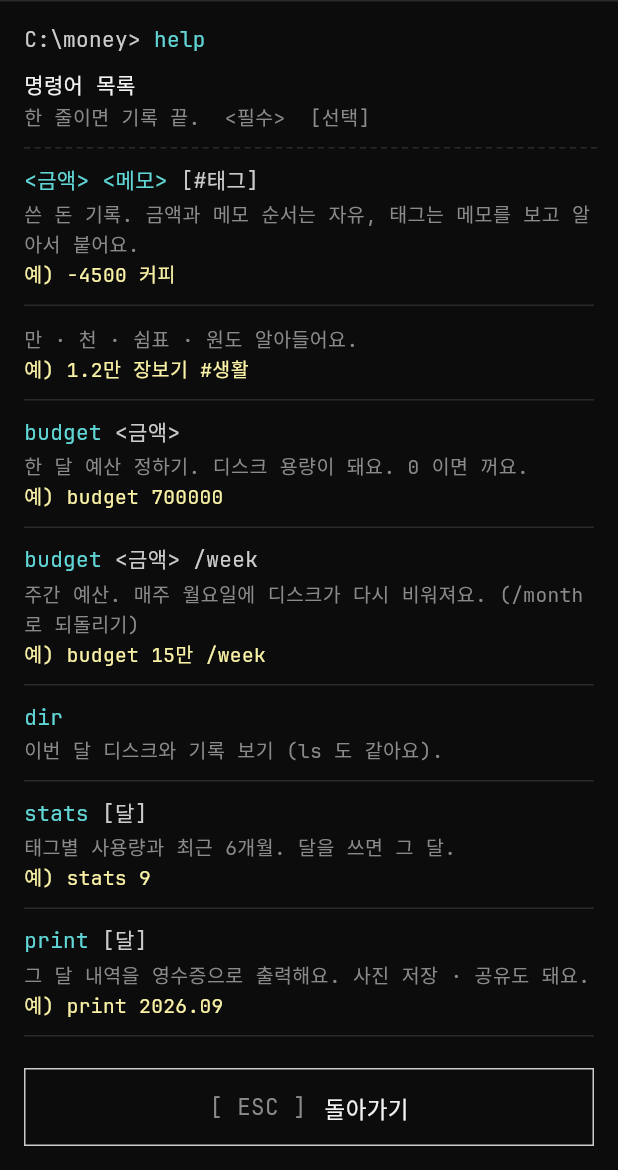
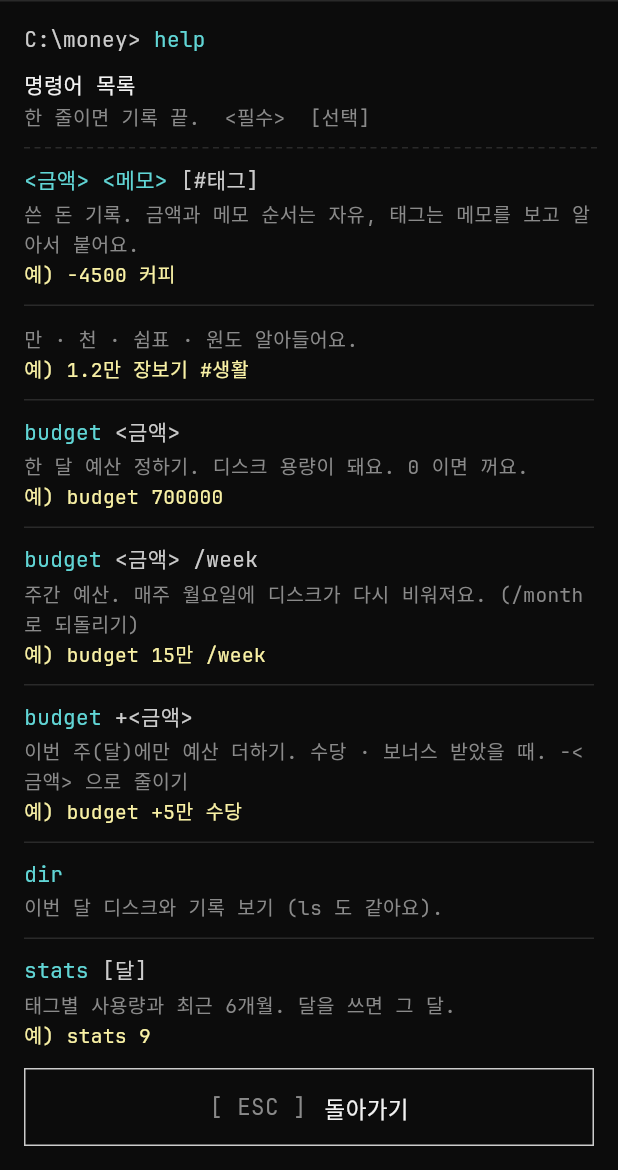
Before and after one commit to isla0x/money-exe, a Flutter app: the StatsScreen screen opened directly with empty values, after a tap on "help", on a phone screen of 412 x 824 dp, the part 66-1236 px from its top. Run offline on Flutter 3.47's test engine with Material 3 defaults, Android fonts, the phone set to English and light mode, and no system bars; our stand-ins replace in_app_purchase, share_plus, shared_preferences; missing offline and left inert: gal, home_widget; accounts and stored records are empty.

Commit message:
추가 예산: budget +5만 으로 이번 주(달)에만 예산 더하기
- 다음 주기엔 기본 예산으로 돌아감, budget -2만 으로 추가분 줄이기
- 디스크 상자에 기본 + 추가 표시, 영수증 · 통계 · 위젯에도 반영
- 위젯은 주기가 지나면 base(기본 예산)로

Co-Authored-By: Claude Opus 5.5 <noreply@anthropic.com>
Claude-Session: https://claude.ai/code/session_017iZMWYbGKXjhd5bZRMzdGV

```diff
--- a/lib/logic/commands.dart
+++ b/lib/logic/commands.dart
@@ -143,7 +143,10 @@ CommandResult runCommand(MoneyData d, String raw, DateTime now) {
   }
 
   if (s.startsWith('+')) {
-    return reply(const [LogLine(LogKind.err, 'money.exe 는 쓴 돈만 기록해요. 금액 앞에 - 를 붙이거나 그냥 숫자만 써 주세요.')]);
+    return reply([
+      const LogLine(LogKind.err, 'money.exe 는 쓴 돈만 기록해요. 금액 앞에 - 를 붙이거나 그냥 숫자만 써 주세요.'),
+      LogLine(LogKind.info, '이번 ${d.period == Period.week ? '주' : '달'} 예산을 늘리려면: budget $s'),
+    ]);
   }
 
   // 금액이 들어 있으면 지출 기록. "-" 붙은 금액을 먼저, 없으면 처음 나온 숫자.
@@ -189,6 +192,8 @@ const _weekWords = {'/week', 'week', '/w', '주', '/주', '주간', '매주', '
 const _monthWords = {'/month', 'month', '/m', '월', '/월', '달', '월간', '매달', '한달'};
 
 CommandResult _budget(MoneyData d, String arg, DateTime now, LogLine echo) {
+  final first = arg.split(RegExp(r'\s+')).first;
+  if (first.startsWith('+') || (first.startsWith('-') && first.length > 1)) return _extra(d, arg, now, echo);
   // "budget 150000 /week" "budget 주간 15만" "budget 700000" (주기를 안 쓰면 지금 주기 그대로)
   Period? period;
   final rest = <String>[];
@@ -205,6 +210,7 @@ CommandResult _budget(MoneyData d, String arg, DateTime now, LogLine echo) {
   final a = rest.join();
   String name(Period p) => p == Period.week ? '주간' : '한 달';
   if (a.isEmpty && period == null) {
+    final disk = Disk.of(d, now);
     return CommandResult(d, [
       echo,
       LogLine(
@@ -215,7 +221,10 @@ CommandResult _budget(MoneyData d, String arg, DateTime now, LogLine echo) {
                 ? '주간 예산: ${won(d.budget)}원 (매주 월요일에 다시 차요)'
                 : '한 달 예산: ${won(d.budget)}원',
       ),
+      if (disk.extra > 0)
+        LogLine(LogKind.info, '${disk.periodName} 추가 예산 +${won(disk.extra)}원 → ${disk.periodName} ${won(disk.budget)}원'),
       const LogLine(LogKind.info, '바꾸려면: budget 700000  ·  주간: budget 150000 /week  ·  끄기: budget 0'),
+      const LogLine(LogKind.info, '이번 주기에만 더하기: budget +50000  ·  줄이기: budget -50000'),
     ]);
   }
   final b = a.isEmpty ? d.budget : parseAmount(a);
@@ -230,6 +239,50 @@ CommandResult _budget(MoneyData d, String arg, DateTime now, LogLine echo) {
     echo,
     LogLine(LogKind.ok, '✓ ${name(data.period)} 예산을 ${won(b)}원으로 정했어요 · $tail'),
     if (data.period == Period.week) const LogLine(LogKind.info, '매주 월요일에 디스크가 다시 비워져요.'),
+  ]);
+}
+
+/// "budget +5만 수당" → 이번 주기(이번 주 또는 이번 달)에만 예산을 더한다. "budget -2만" 은 더한 만큼에서 뺀다.
+CommandResult _extra(MoneyData d, String arg, DateTime now, LogLine echo) {
+  final parts = arg.split(RegExp(r'\s+'));
+  final sign = parts.first.startsWith('-') ? -1 : 1;
+  final amount = parseAmount(parts.first.substring(1));
+  final note = parts.skip(1).join(' ').trim();
+  CommandResult err(String m) => CommandResult(d, [echo, LogLine(LogKind.err, m)]);
+  if (amount == null || amount <= 0 || amount > maxAmount) return err("금액을 알 수 없어요: '$arg' (예: budget +50000)");
+  if (d.budget <= 0) {
+    return err('먼저 기본 예산을 정해 주세요. (예: budget 5만 /week)');
+  }
+  final before = Disk.of(d, now);
+  final key = periodKey(d.period, before.start);
+  final cur = before.extra;
+  if (sign < 0 && cur <= 0) return err('${before.periodName}에 추가한 예산이 없어요.');
+  final next = (cur + sign * amount).clamp(0, maxAmount).toInt();
+  final extras = {...d.extras}..remove(key);
+  if (next > 0) extras[key] = next;
+  // 오래된 주기는 정리 (최근 것만 남긴다)
+  if (extras.length > 60) {
+    final keys = extras.keys.toList()..sort();
+    for (final k in keys.take(extras.length - 60)) {
+      extras.remove(k);
+    }
+  }
+  final data = d.copyWith(extras: extras);
+  final after = Disk.of(data, now);
+  final tail = after.free >= 0 ? '여유 ${won(after.free)}원' : '${won(-after.free)}원 초과';
+  final what = note.isEmpty ? '' : ' ($note)';
+  return CommandResult(data, [
+    echo,
+    LogLine(
+      LogKind.ok,
+      sign > 0
+          ? '✓ ${after.periodName} 예산 +${won(amount)}원$what → ${won(after.budget)}원 · $tail'
+          : '✓ ${after.periodName} 추가 예산 -${won(cur - next)}원 → ${won(after.budget)}원 · $tail',
+    ),
+    LogLine(
+      LogKind.info,
+      d.period == Period.week ? '추가 예산은 이번 주에만. 다음 주엔 다시 ${won(d.budget)}원이에요.' : '추가 예산은 이번 달에만. 다음 달엔 다시 ${won(d.budget)}원이에요.',
+    ),
   ]);
 }
 
--- a/lib/logic/money.dart
+++ b/lib/logic/money.dart
@@ -14,6 +14,7 @@ class MoneyData {
     required this.nextId,
     this.period = Period.month,
     this.mode = 'auto',
+    this.extras = const {},
   });
 
   factory MoneyData.initial() => const MoneyData(entries: [], budget: 0, nextId: 1);
@@ -29,12 +30,24 @@ class MoneyData {
   /// 화면 밝기: auto(폰 설정을 따름) | light | dark
   final String mode;
 
-  MoneyData copyWith({List<Entry>? entries, int? budget, int? nextId, Period? period, String? mode}) => MoneyData(
+  /// 그 주기에만 더한 추가 예산 (수당 · 보너스). 키는 [periodKey]. 다음 주기엔 다시 [budget] 만.
+  final Map<String, int> extras;
+
+  MoneyData copyWith({
+    List<Entry>? entries,
+    int? budget,
+    int? nextId,
+    Period? period,
+    String? mode,
+    Map<String, int>? extras,
+  }) =>
+      MoneyData(
         entries: entries ?? this.entries,
         budget: budget ?? this.budget,
         nextId: nextId ?? this.nextId,
         period: period ?? this.period,
         mode: mode ?? this.mode,
+        extras: extras ?? this.extras,
       );
 
   Map<String, dynamic> toJson() => {
@@ -44,6 +57,7 @@ class MoneyData {
         'period': period.name,
         'mode': mode,
         'nextId': nextId,
+        'extras': extras,
       };
 
   factory MoneyData.fromJson(Map<String, dynamic> j) {
@@ -60,6 +74,10 @@ class MoneyData {
       nextId: next,
       period: j['period'] == 'week' ? Period.week : Period.month,
       mode: modeIds.contains(j['mode']) ? j['mode'] as String : 'auto',
+      extras: {
+        for (final e in (j['extras'] as Map? ?? const {}).entries)
+          if (e.value is num && (e.value as num) > 0) e.key.toString(): (e.value as num).toInt(),
+      },
     );
   }
 }
@@ -133,6 +151,17 @@ int sumOf(Iterable<Entry> list) => list.fold(0, (s, e) => s + e.amount);
 
 // ---------------------------------------------------------------- 디스크 (= 예산)
 
+/// 추가 예산을 붙이는 주기 이름. 주간: w2026-09-21 (그 주 월요일) · 한 달: m2026-09
+String periodKey(Period p, DateTime start) =>
+    p == Period.week ? 'w${start.year}-${two(start.month)}-${two(start.day)}' : 'm${start.year}-${two(start.month)}';
+
+/// 그 주기에 더한 추가 예산. 기본 예산이 없으면 0.
+int extraFor(MoneyData d, Period p, DateTime start) => d.budget <= 0 ? 0 : d.extras[periodKey(p, start)] ?? 0;
+
+/// 한 달 예산일 때 그 달 예산 (기본 + 그 달 추가). 통계 · 영수증용.
+int monthBudget(MoneyData d, DateTime month) =>
+    d.budget <= 0 || d.period != Period.month ? 0 : d.budget + extraFor(d, Period.month, monthOf(month));
+
 enum DiskLevel {
   /// 예산을 아직 안 정했다
   none,
@@ -158,6 +187,7 @@ class Disk {
     required this.daysLeft,
     this.weekShare,
     this.weekSpent = 0,
+    this.extra = 0,
   });
 
   factory Disk.of(MoneyData d, DateTime now) {
@@ -166,20 +196,24 @@ class Disk {
       final start = weekStart(now);
       final end = addDays(start, 7);
       final list = entriesBetween(d, start, end);
+      final extra = extraFor(d, Period.week, start);
       return Disk(
         period: Period.week,
         month: monthOf(now),
         start: start,
         end: end,
         spent: sumOf(list),
-        budget: d.budget,
+        budget: d.budget + extra,
         count: list.length,
         daysLeft: daysBetween(today, end),
+        extra: extra,
       );
     }
     final start = monthOf(now);
     final end = addMonths(start, 1);
     final list = entriesBetween(d, start, end);
+    final extra = extraFor(d, Period.month, start);
+    final budget = d.budget + extra;
     // 한 달 예산에서 이번 주 몫: 이번 주가 시작할 때 남아 있던 돈을 남은 날에 고르게 나눈 것.
     int? share;
     var weekSpent = 0;
@@ -191,7 +225,7 @@ class Disk {
       final before = sumOf(entriesBetween(d, start, ws));
       weekSpent = sumOf(entriesBetween(d, ws, we));
       final daysFromWs = daysBetween(ws, end);
-      share = daysFromWs <= 0 ? 0 : ((d.budget - before) * daysBetween(ws, we) / daysFromWs).floor();
+      share = daysFromWs <= 0 ? 0 : ((budget - before) * daysBetween(ws, we) / daysFromWs).floor();
     }
     return Disk(
       period: Period.month,
@@ -199,11 +233,12 @@ class Disk {
       start: start,
       end: end,
       spent: sumOf(list),
-      budget: d.budget,
+      budget: budget,
       count: list.length,
       daysLeft: daysBetween(today, end),
       weekShare: share,
       weekSpent: weekSpent,
+      extra: extra,
     );
   }
 
@@ -216,7 +251,12 @@ class Disk {
   final DateTime start;
   final DateTime end;
   final int spent;
+
+  /// 이번 주기 예산 = 기본 예산 + [extra]
   final int budget;
+
+  /// 이번 주기에만 더한 추가 예산
+  final int extra;
   final int count;
 
   /// 오늘을 포함해 이번 주기에 남은 날
@@ -348,8 +388,10 @@ List<ReceiptLine> receiptLines(MoneyData d, DateTime month, DateTime now) {
   out.add(const ReceiptLine(ReceiptKind.rule));
   out.add(ReceiptLine(ReceiptKind.total, '합계 (${list.length}건)', '${won(spent)}원'));
   if (d.budget > 0 && d.period == Period.month) {
-    final free = d.budget - spent;
+    final budget = monthBudget(d, m);
+    final free = budget - spent;
     out.add(ReceiptLine(ReceiptKind.pair, '예산', '${won(d.budget)}원'));
+    if (budget > d.budget) out.add(ReceiptLine(ReceiptKind.pair, '추가 예산', '+${won(budget - d.budget)}원'));
     out.add(ReceiptLine(ReceiptKind.total, free >= 0 ? '여유 공간' : '예산 초과', '${won(free.abs())}원'));
   }
   final tags = byTag(list);
--- a/lib/screens/help_screen.dart
+++ b/lib/screens/help_screen.dart
@@ -14,6 +14,7 @@ const _entries = <(String, String, String, String?)>[
   ('', '', '만 · 천 · 쉼표 · 원도 알아들어요.', '1.2만 장보기 #생활'),
   ('budget', '<금액>', '한 달 예산 정하기. 디스크 용량이 돼요. 0 이면 꺼요.', 'budget 700000'),
   ('budget', '<금액> /week', '주간 예산. 매주 월요일에 디스크가 다시 비워져요. (/month 로 되돌리기)', 'budget 15만 /week'),
+  ('budget', '+<금액>', '이번 주(달)에만 예산 더하기. 수당 · 보너스 받았을 때. -<금액> 으로 줄이기', 'budget +5만 수당'),
   ('dir', '', '이번 달 디스크와 기록 보기 (ls 도 같아요).', null),
   ('stats', '[달]', '태그별 사용량과 최근 6개월. 달을 쓰면 그 달.', 'stats 9'),
   ('print', '[달]', '그 달 내역을 영수증으로 출력해요. 사진 저장 · 공유도 돼요.', 'print 2026.09'),
--- a/lib/screens/home_screen.dart
+++ b/lib/screens/home_screen.dart
@@ -209,7 +209,7 @@ class _HomeScreenState extends State<HomeScreen> {
                         disk: disk,
                         palette: p,
                         compact: typing,
-                        onTap: () => _prefill(disk.budget > 0 ? 'budget ${disk.budget}' : 'budget '),
+                        onTap: () => _prefill(store.data.budget > 0 ? 'budget ${store.data.budget}' : 'budget '),
                       ),
                       SizedBox(height: typing ? 8 : 16),
                       Row(
--- a/lib/screens/stats_screen.dart
+++ b/lib/screens/stats_screen.dart
@@ -34,8 +34,10 @@ class _StatsScreenState extends State<StatsScreen> {
     final tags = byTag(list);
     final maxTag = tags.isEmpty ? 1 : tags.first.amount;
     final months = recentMonths(d, _month);
-    final monthBudget = d.period == Period.month ? d.budget : 0;
-    var maxMonth = monthBudget;
+    // 막대의 | 표시는 기본 예산, 넘었는지는 그 달 추가 예산까지 더해서 본다.
+    final base = d.period == Period.month ? d.budget : 0;
+    final budgetNow = monthBudget(d, _month);
+    var maxMonth = budgetNow > base ? budgetNow : base;
     for (final m in months) {
       if (m.amount > maxMonth) maxMonth = m.amount;
     }
@@ -144,16 +146,16 @@ class _StatsScreenState extends State<StatsScreen> {
                   '${tags.length}개 폴더 · ${list.length}개 파일 · ${won(spent)}원',
                   style: termStyle(p.fg, size: 13),
                 ),
-                if (d.budget > 0 && d.period == Period.month)
+                if (budgetNow > 0)
                   Text(
-                    spent <= d.budget
-                        ? '예산 ${won(d.budget)}원 중 ${won(d.budget - spent)}원 남음'
-                        : '예산 ${won(d.budget)}원을 ${won(spent - d.budget)}원 넘음',
-                    style: termStyle(spent <= d.budget ? p.dim : p.warn, size: 13),
+                    spent <= budgetNow
+                        ? '예산 ${won(budgetNow)}원 중 ${won(budgetNow - spent)}원 남음'
+                        : '예산 ${won(budgetNow)}원을 ${won(spent - budgetNow)}원 넘음',
+                    style: termStyle(spent <= budgetNow ? p.dim : p.warn, size: 13),
                   ),
                 const SizedBox(height: 22),
                 Text('최근 6개월', style: termStyle(p.hi)),
-                if (monthBudget > 0) Text('| 표시 = 예산 ${won(monthBudget)}원', style: termStyle(p.dim, size: 12)),
+                if (base > 0) Text('| 표시 = 기본 예산 ${won(base)}원', style: termStyle(p.dim, size: 12)),
                 const SizedBox(height: 8),
                 for (final m in months)
                   Padding(
@@ -173,9 +175,9 @@ class _StatsScreenState extends State<StatsScreen> {
                           Expanded(
                             child: _Bar(
                               fill: m.amount / maxMonth,
-                              color: monthBudget > 0 && m.amount > monthBudget ? p.warn : p.ok,
+                              color: base > 0 && m.amount > monthBudget(d, m.month) ? p.warn : p.ok,
                               track: p.line,
-                              mark: monthBudget > 0 ? monthBudget / maxMonth : null,
+                              mark: base > 0 ? base / maxMonth : null,
                               markColor: p.hi,
                               height: 10,
                             ),
--- a/lib/widget_sync.dart
+++ b/lib/widget_sync.dart
@@ -73,7 +73,9 @@ Map<String, dynamic> widgetSnapshot(MoneyData d, DateTime now, {bool pro = false
     'period': d.period.name,
     // 위젯은 auto 일 때 iOS 의 다크/라이트 설정을 직접 따른다.
     'mode': d.mode,
-    'budget': d.budget,
+    // 이번 주기 예산 (추가 예산 포함). 주기가 지나면 위젯은 기본 예산(base)으로 돌아간다.
+    'budget': disk.budget,
+    'base': d.budget,
     'spent': disk.spent,
     'count': disk.count,
     'from': disk.start.millisecondsSinceEpoch,
--- a/lib/widgets/disk_panel.dart
+++ b/lib/widgets/disk_panel.dart
@@ -38,7 +38,7 @@ class DiskPanel extends StatelessWidget {
     return Semantics(
       label: none
           ? '이번 달 ${won(d.spent)}원 사용. ${d.message}'
-          : '${d.title} ${won(d.budget)}원 중 ${won(d.spent)}원 사용, ${d.pctLabel}. ${d.message} ${d.weekMessage ?? ''}',
+          : '${d.title} ${won(d.budget)}원${d.extra > 0 ? ' (추가 ${won(d.extra)}원 포함)' : ''} 중 ${won(d.spent)}원 사용, ${d.pctLabel}. ${d.message} ${d.weekMessage ?? ''}',
       excludeSemantics: true,
       button: onTap != null,
       child: Material(
@@ -75,6 +75,9 @@ class DiskPanel extends StatelessWidget {
                     if (!none) Text('/ ${won(d.budget)}원', style: termStyle(p.dim, size: 13)),
                   ],
                 ),
+                if (d.extra > 0)
+                  Text('기본 ${won(d.budget - d.extra)}원 + 추가 ${won(d.extra)}원 (${d.periodName}만)',
+                      style: termStyle(p.ok, size: 12)),
                 const SizedBox(height: 4),
                 Text(d.message, style: termStyle(msgColor(p), size: 12)),
                 if (d.weekMessage != null)
```
Also changed, not shown: 6 other files.
